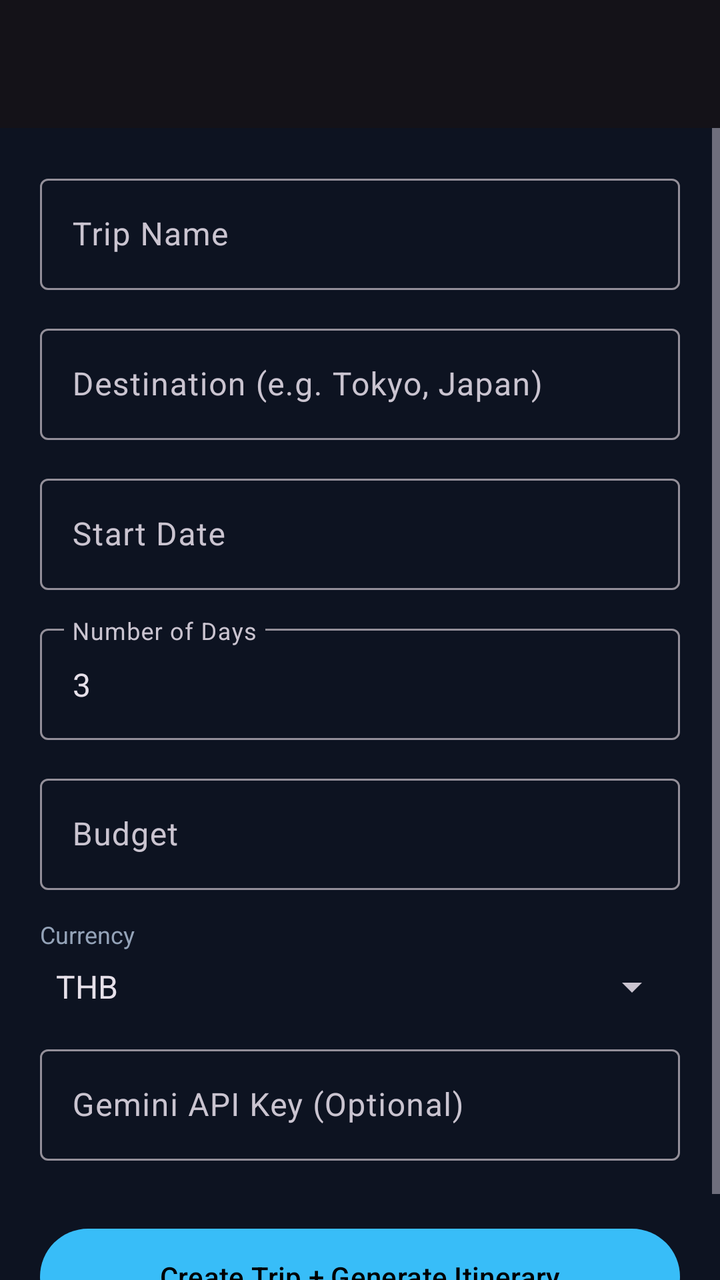
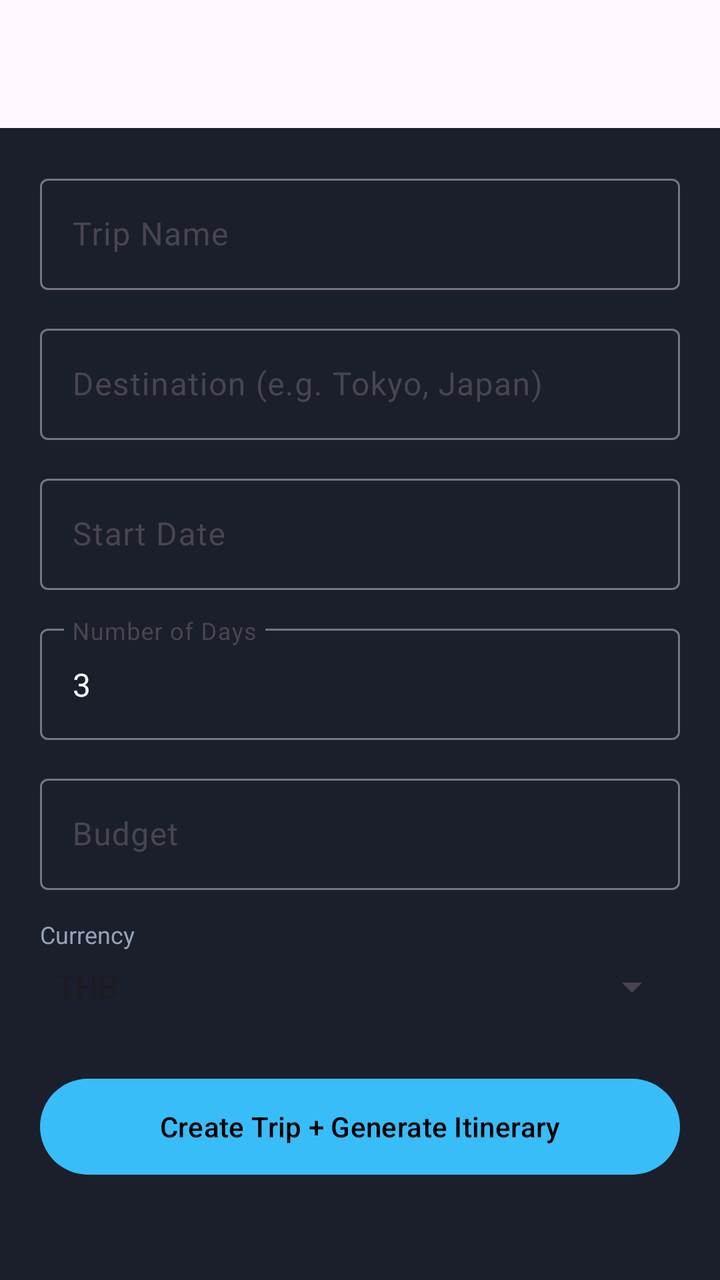

Compare the two renders of this Android layout. The source of the first and the diff that turns it into the second are given below.
<!-- AndroidManifest.xml: application theme Theme.TravelPlanner -->
<!-- res/layout/activity_create_trip.xml -->
<?xml version="1.0" encoding="utf-8"?>
<androidx.coordinatorlayout.widget.CoordinatorLayout
    xmlns:android="http://schemas.android.com/apk/res/android"
    xmlns:app="http://schemas.android.com/apk/res-auto"
    android:layout_width="match_parent"
    android:layout_height="match_parent"
    android:background="@color/background">

    <com.google.android.material.appbar.AppBarLayout
        android:layout_width="match_parent"
        android:layout_height="wrap_content">
        <androidx.appcompat.widget.Toolbar
            android:id="@+id/toolbar"
            android:layout_width="match_parent"
            android:layout_height="?attr/actionBarSize"
            android:title="New Trip" />
    </com.google.android.material.appbar.AppBarLayout>

    <ScrollView
        android:layout_width="match_parent"
        android:layout_height="match_parent"
        android:fillViewport="true"
        app:layout_behavior="@string/appbar_scrolling_view_behavior">

        <LinearLayout
            android:layout_width="match_parent"
            android:layout_height="wrap_content"
            android:orientation="vertical"
            android:padding="20dp">

            <com.google.android.material.textfield.TextInputLayout
                android:layout_width="match_parent"
                android:layout_height="wrap_content"
                android:layout_marginBottom="14dp"
                android:hint="Trip Name">
                <com.google.android.material.textfield.TextInputEditText
                    android:id="@+id/editTitle"
                    android:layout_width="match_parent"
                    android:layout_height="wrap_content"
                    android:imeOptions="actionNext"
                    android:inputType="text" />
            </com.google.android.material.textfield.TextInputLayout>

            <com.google.android.material.textfield.TextInputLayout
                android:layout_width="match_parent"
                android:layout_height="wrap_content"
                android:layout_marginBottom="14dp"
                android:hint="Destination (e.g. Tokyo, Japan)">
                <com.google.android.material.textfield.TextInputEditText
                    android:id="@+id/editDestination"
                    android:layout_width="match_parent"
                    android:layout_height="wrap_content"
                    android:imeOptions="actionNext"
                    android:inputType="text" />
            </com.google.android.material.textfield.TextInputLayout>

            <com.google.android.material.textfield.TextInputLayout
                android:layout_width="match_parent"
                android:layout_height="wrap_content"
                android:layout_marginBottom="14dp"
                android:hint="Start Date">
                <com.google.android.material.textfield.TextInputEditText
                    android:id="@+id/editStartDate"
                    android:layout_width="match_parent"
                    android:layout_height="wrap_content"
                    android:focusable="false"
                    android:clickable="true"
                    android:inputType="none" />
            </com.google.android.material.textfield.TextInputLayout>

            <com.google.android.material.textfield.TextInputLayout
                android:layout_width="match_parent"
                android:layout_height="wrap_content"
                android:layout_marginBottom="14dp"
                android:hint="Number of Days">
                <com.google.android.material.textfield.TextInputEditText
                    android:id="@+id/editDays"
                    android:layout_width="match_parent"
                    android:layout_height="wrap_content"
                    android:imeOptions="actionNext"
                    android:inputType="number"
                    android:text="3" />
            </com.google.android.material.textfield.TextInputLayout>

            <com.google.android.material.textfield.TextInputLayout
                android:layout_width="match_parent"
                android:layout_height="wrap_content"
                android:layout_marginBottom="14dp"
                android:hint="Budget">
                <com.google.android.material.textfield.TextInputEditText
                    android:id="@+id/editBudget"
                    android:layout_width="match_parent"
                    android:layout_height="wrap_content"
                    android:imeOptions="actionDone"
                    android:inputType="numberDecimal" />
            </com.google.android.material.textfield.TextInputLayout>

            <TextView
                android:layout_width="match_parent"
                android:layout_height="wrap_content"
                android:layout_marginBottom="6dp"
                android:text="Currency"
                android:textColor="@color/text_secondary"
                android:textSize="12sp" />

            <Spinner
                android:id="@+id/spinnerCurrency"
                android:layout_width="match_parent"
                android:layout_height="wrap_content"
                android:layout_marginBottom="14dp"
                android:entries="@array/currencies" />

            <com.google.android.material.textfield.TextInputLayout
                android:layout_width="match_parent"
                android:layout_height="wrap_content"
                android:layout_marginBottom="14dp"
                android:hint="Gemini API Key (Optional)">
                <com.google.android.material.textfield.TextInputEditText
                    android:id="@+id/editApiKey"
                    android:layout_width="match_parent"
                    android:layout_height="wrap_content"
                    android:imeOptions="actionDone"
                    android:inputType="textPassword" />
            </com.google.android.material.textfield.TextInputLayout>

            <com.google.android.material.button.MaterialButton
                android:id="@+id/btnCreate"
                android:layout_width="match_parent"
                android:layout_height="56dp"
                android:layout_marginTop="16dp"
                android:text="Create Trip + Generate Itinerary"
                app:backgroundTint="@color/primary" />

        </LinearLayout>
    </ScrollView>
</androidx.coordinatorlayout.widget.CoordinatorLayout>
<!-- resources referenced by this layout -->
<resources>
  <string-array name="currencies">
          <item>THB</item>
          <item>USD</item>
          <item>EUR</item>
          <item>JPY</item>
          <item>SGD</item>
          <item>GBP</item>
      </string-array>
  <color name="background">#0D1321</color>
  <color name="primary">#38BDF8</color>
  <color name="text_secondary">#94A3B8</color>
  <style name="Theme.TravelPlanner" parent="Theme.Material3.Dark.NoActionBar">
          <item name="colorPrimary">@color/primary</item>
          <item name="colorPrimaryVariant">@color/primary_dark</item>
          <item name="colorOnPrimary">@color/on_primary</item>
          <item name="colorSecondary">@color/accent</item>
          <item name="android:colorBackground">@color/background</item>
      </style>
  <color name="primary_dark">#0284C7</color>
  <color name="on_primary">#000000</color>
  <color name="accent">#F97316</color>
</resources>

<!-- the commit's change to res/layout/activity_create_trip.xml (unified diff, before → after) -->
@@ -38,6 +38,8 @@
                     android:layout_width="match_parent"
                     android:layout_height="wrap_content"
                     android:imeOptions="actionNext"
+                    android:textColor="@color/text_primary"
+                    android:textColorHint="@color/text_secondary"
                     android:inputType="text" />
             </com.google.android.material.textfield.TextInputLayout>
 
@@ -51,6 +53,8 @@
                     android:layout_width="match_parent"
                     android:layout_height="wrap_content"
                     android:imeOptions="actionNext"
+                    android:textColor="@color/text_primary"
+                    android:textColorHint="@color/text_secondary"
                     android:inputType="text" />
             </com.google.android.material.textfield.TextInputLayout>
 
@@ -65,6 +69,8 @@
                     android:layout_height="wrap_content"
                     android:focusable="false"
                     android:clickable="true"
+                    android:textColor="@color/text_primary"
+                    android:textColorHint="@color/text_secondary"
                     android:inputType="none" />
             </com.google.android.material.textfield.TextInputLayout>
 
@@ -79,6 +85,8 @@
                     android:layout_height="wrap_content"
                     android:imeOptions="actionNext"
                     android:inputType="number"
+                    android:textColor="@color/text_primary"
+                    android:textColorHint="@color/text_secondary"
                     android:text="3" />
             </com.google.android.material.textfield.TextInputLayout>
 
@@ -92,6 +100,8 @@
                     android:layout_width="match_parent"
                     android:layout_height="wrap_content"
                     android:imeOptions="actionDone"
+                    android:textColor="@color/text_primary"
+                    android:textColorHint="@color/text_secondary"
                     android:inputType="numberDecimal" />
             </com.google.android.material.textfield.TextInputLayout>
 
@@ -110,18 +120,6 @@
                 android:layout_marginBottom="14dp"
                 android:entries="@array/currencies" />
 
-            <com.google.android.material.textfield.TextInputLayout
-                android:layout_width="match_parent"
-                android:layout_height="wrap_content"
-                android:layout_marginBottom="14dp"
-                android:hint="Gemini API Key (Optional)">
-                <com.google.android.material.textfield.TextInputEditText
-                    android:id="@+id/editApiKey"
-                    android:layout_width="match_parent"
-                    android:layout_height="wrap_content"
-                    android:imeOptions="actionDone"
-                    android:inputType="textPassword" />
-            </com.google.android.material.textfield.TextInputLayout>
 
             <com.google.android.material.button.MaterialButton
                 android:id="@+id/btnCreate"
<!-- resource entries referenced after the edit -->
@@ -8,10 +8,11 @@
           <item>SGD</item>
           <item>GBP</item>
       </string-array>
-  <color name="background">#0D1321</color>
+  <color name="background">#1A1F2B</color>
   <color name="primary">#38BDF8</color>
+  <color name="text_primary">#F8FAFC</color>
   <color name="text_secondary">#94A3B8</color>
-  <style name="Theme.TravelPlanner" parent="Theme.Material3.Dark.NoActionBar">
+  <style name="Theme.TravelPlanner" parent="Theme.Material3.DayNight.NoActionBar">
           <item name="colorPrimary">@color/primary</item>
           <item name="colorPrimaryVariant">@color/primary_dark</item>
           <item name="colorOnPrimary">@color/on_primary</item>
